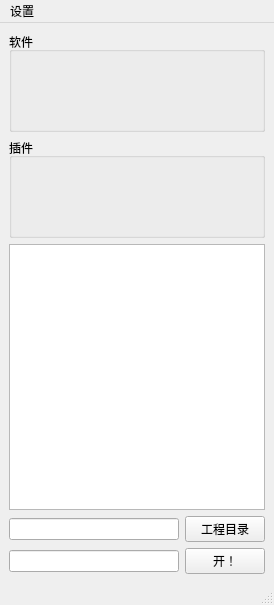
This is J_Living/J_LivingScript/python/J_SoftWareManager/J_SoftWareManagerUi.ui in wangziheng0426/JMadOnion as Qt 5 draws it before an edit. The edited form follows.
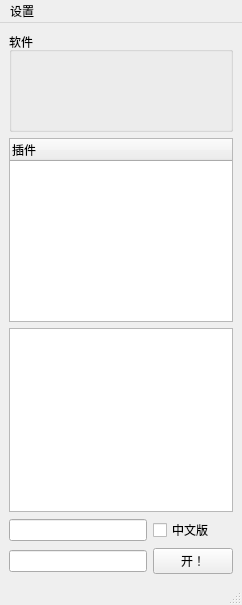
This is the edited form.

The edit to the form file:
```diff
--- a/J_Living/J_LivingScript/python/J_SoftWareManager/J_SoftWareManagerUi.ui
+++ b/J_Living/J_LivingScript/python/J_SoftWareManager/J_SoftWareManagerUi.ui
@@ -9,7 +9,7 @@
    <rect>
     <x>0</x>
     <y>0</y>
-    <width>274</width>
+    <width>242</width>
     <height>605</height>
    </rect>
   </property>
@@ -30,6 +30,22 @@
   </property>
   <widget class="QWidget" name="centralwidget">
    <layout class="QGridLayout" name="gridLayout_2">
+    <item row="2" column="0" colspan="2">
+     <widget class="QTreeView" name="treeView_files"/>
+    </item>
+    <item row="3" column="0">
+     <widget class="QLineEdit" name="lineEdit_projectPath"/>
+    </item>
+    <item row="4" column="0">
+     <widget class="QLineEdit" name="lineEdit_senceFile"/>
+    </item>
+    <item row="4" column="1">
+     <widget class="QPushButton" name="pushButton_open">
+      <property name="text">
+       <string>开！</string>
+      </property>
+     </widget>
+    </item>
     <item row="0" column="0" colspan="2">
      <widget class="QGroupBox" name="groupBox">
       <property name="enabled">
@@ -54,41 +70,24 @@
      </widget>
     </item>
     <item row="1" column="0" colspan="2">
-     <widget class="QGroupBox" name="groupBox_2">
-      <property name="minimumSize">
-       <size>
-        <width>100</width>
-        <height>100</height>
-       </size>
+     <widget class="QTreeWidget" name="treeWidget_plugIn">
+      <property name="selectionMode">
+       <enum>QAbstractItemView::MultiSelection</enum>
       </property>
-      <property name="title">
-       <string>插件</string>
-      </property>
+      <column>
+       <property name="text">
+        <string>插件</string>
+       </property>
+      </column>
      </widget>
     </item>
-    <item row="2" column="0" colspan="2">
-     <widget class="QTreeView" name="treeView"/>
-    </item>
     <item row="3" column="1">
-     <widget class="QPushButton" name="pushButton_pro">
+     <widget class="QCheckBox" name="checkBox_chs">
       <property name="text">
-       <string>工程目录</string>
+       <string>中文版</string>
       </property>
      </widget>
     </item>
-    <item row="4" column="1">
-     <widget class="QPushButton" name="pushButton_open">
-      <property name="text">
-       <string>开！</string>
-      </property>
-     </widget>
-    </item>
-    <item row="4" column="0">
-     <widget class="QLineEdit" name="lineEdit_senceFile"/>
-    </item>
-    <item row="3" column="0">
-     <widget class="QLineEdit" name="lineEdit_pluginPath"/>
-    </item>
    </layout>
   </widget>
   <widget class="QStatusBar" name="statusbar"/>
@@ -97,7 +96,7 @@
     <rect>
      <x>0</x>
      <y>0</y>
-     <width>274</width>
+     <width>242</width>
      <height>23</height>
     </rect>
    </property>
```
